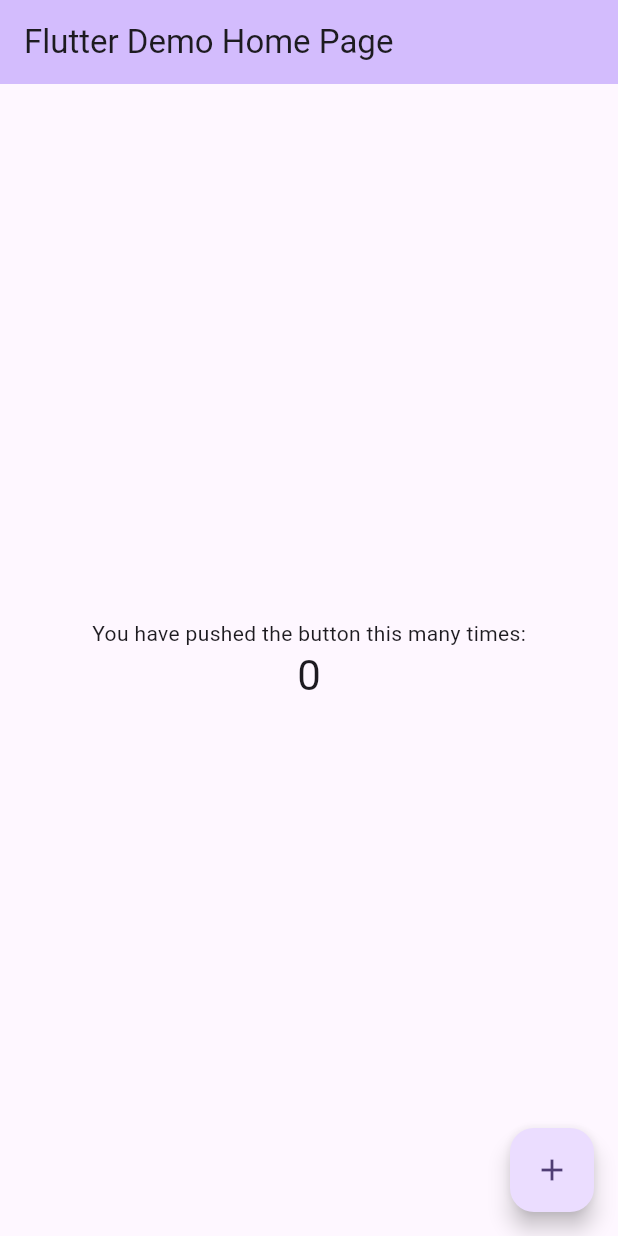
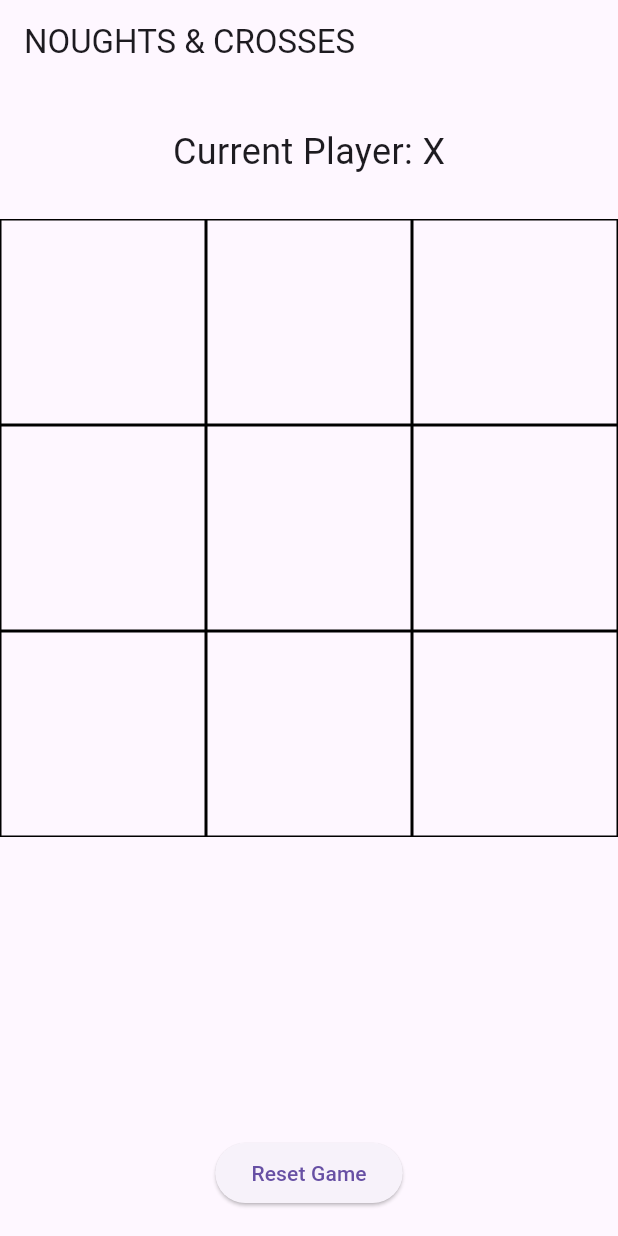
Before and after one commit to jamesramsayboyd/Noughts_And_Crosses_Flutter, a Flutter app: the screen it shows after launch, on a phone screen of 412 x 824 dp. Run offline on Flutter 3.47's test engine with Material 3 defaults, Android fonts, the phone set to English and light mode, and no system bars.

Commit message:
Very basic game working

```diff
--- a/lib/main.dart
+++ b/lib/main.dart
@@ -1,125 +1,169 @@
 import 'package:flutter/material.dart';
 
 void main() {
-  runApp(const MyApp());
+  runApp(NoughtsAndCrossesApp());
 }
 
-class MyApp extends StatelessWidget {
-  const MyApp({super.key});
+class NoughtsAndCrossesApp extends StatefulWidget {
+  @override
+  State<NoughtsAndCrossesApp> createState() => _NoughtsAndCrossesAppState();
+}
 
-  // This widget is the root of your application.
+class _NoughtsAndCrossesAppState extends State<NoughtsAndCrossesApp> {
   @override
   Widget build(BuildContext context) {
     return MaterialApp(
-      title: 'Flutter Demo',
-      theme: ThemeData(
-        // This is the theme of your application.
-        //
-        // TRY THIS: Try running your application with "flutter run". You'll see
-        // the application has a purple toolbar. Then, without quitting the app,
-        // try changing the seedColor in the colorScheme below to Colors.green
-        // and then invoke "hot reload" (save your changes or press the "hot
-        // reload" button in a Flutter-supported IDE, or press "r" if you used
-        // the command line to start the app).
-        //
-        // Notice that the counter didn't reset back to zero; the application
-        // state is not lost during the reload. To reset the state, use hot
-        // restart instead.
-        //
-        // This works for code too, not just values: Most code changes can be
-        // tested with just a hot reload.
-        colorScheme: ColorScheme.fromSeed(seedColor: Colors.deepPurple),
-        useMaterial3: true,
-      ),
-      home: const MyHomePage(title: 'Flutter Demo Home Page'),
+      home: NoughtsAndCrossesGame(),
     );
   }
 }
 
-class MyHomePage extends StatefulWidget {
-  const MyHomePage({super.key, required this.title});
+class NoughtsAndCrossesGame extends StatefulWidget {
+  @override
+  _NoughtsAndCrossesGameState createState() => _NoughtsAndCrossesGameState();
+}
 
-  // This widget is the home page of your application. It is stateful, meaning
-  // that it has a State object (defined below) that contains fields that affect
-  // how it looks.
-
-  // This class is the configuration for the state. It holds the values (in this
-  // case the title) provided by the parent (in this case the App widget) and
-  // used by the build method of the State. Fields in a Widget subclass are
-  // always marked "final".
-
-  final String title;
+class _NoughtsAndCrossesGameState extends State<NoughtsAndCrossesGame> {
+  List<List<String>> board = [];
+  String currentPlayer = '';
 
   @override
-  State<MyHomePage> createState() => _MyHomePageState();
-}
+  void initState() {
+    super.initState();
+    initializeGame();
+  }
 
-class _MyHomePageState extends State<MyHomePage> {
-  int _counter = 0;
+  void initializeGame() {
+    board = List.generate(3, (_) => List.filled(3, ''));
+    currentPlayer = 'X';
+    setState(() {
 
-  void _incrementCounter() {
+    });
+  }
+
+  void onCellTapped(int row, int col) {
+    if (board[row][col].isEmpty) {
+      setState(() {
+        board[row][col] = currentPlayer;
+        currentPlayer = (currentPlayer == 'X') ? 'O' : 'X';
+      });
+
+      String winner = checkForWinner();
+      if (winner.isNotEmpty) {
+        showWinnerDialog(winner);
+      }
+    }
+  }
+
+  String checkForWinner() {
+    for (int i = 0; i < 3; i++) {
+      if (board[i][0] == board[i][1] && board[i][1] == board[i][2] && board[i][0].isNotEmpty) {
+        return board[i][0];
+      }
+      if (board[0][i] == board[1][i] && board[1][i] == board[2][i] && board[0][i].isNotEmpty) {
+        return board[0][i];
+      }
+    }
+    if (board[0][0] == board[1][1] && board[1][1] == board[2][2] && board[0][0].isNotEmpty) {
+      return board[0][0];
+    }
+    if (board[0][2] == board[1][1] && board[1][1] == board[2][0] && board[0][2].isNotEmpty) {
+      return board[0][2];
+    }
+
+    bool isDraw = true;
+    for (int i = 0; i < 3; i++) {
+      for (int j = 0; j < 3; j++) {
+        if (board[i][j].isEmpty) {
+          isDraw = false;
+          break;
+        }
+      }
+    }
+    if (isDraw) {
+      return 'Draw';
+    }
+
+    return '';
+  }
+
+  void showWinnerDialog(String winner) {
+    showDialog(
+      context: context,
+      builder: (context) => AlertDialog(
+        title: Text('Game Over'),
+        content: Text(winner == 'Draw' ? 'It\'s a draw!' : 'Player $winner wins!'),
+        actions: [
+          TextButton(
+            onPressed: () {
+              resetGame();
+              Navigator.pop(context);
+            },
+            child: Text('Play Again'),
+          ),
+        ],
+      ),
+    );
+  }
+
+  void resetGame() {
     setState(() {
-      // This call to setState tells the Flutter framework that something has
-      // changed in this State, which causes it to rerun the build method below
-      // so that the display can reflect the updated values. If we changed
-      // _counter without calling setState(), then the build method would not be
-      // called again, and so nothing would appear to happen.
-      _counter++;
+      initializeGame();
     });
   }
 
   @override
   Widget build(BuildContext context) {
-    // This method is rerun every time setState is called, for instance as done
-    // by the _incrementCounter method above.
-    //
-    // The Flutter framework has been optimized to make rerunning build methods
-    // fast, so that you can just rebuild anything that needs updating rather
-    // than having to individually change instances of widgets.
     return Scaffold(
       appBar: AppBar(
-        // TRY THIS: Try changing the color here to a specific color (to
-        // Colors.amber, perhaps?) and trigger a hot reload to see the AppBar
-        // change color while the other colors stay the same.
-        backgroundColor: Theme.of(context).colorScheme.inversePrimary,
-        // Here we take the value from the MyHomePage object that was created by
-        // the App.build method, and use it to set our appbar title.
-        title: Text(widget.title),
+        title: Text('NOUGHTS & CROSSES'),
       ),
-      body: Center(
-        // Center is a layout widget. It takes a single child and positions it
-        // in the middle of the parent.
-        child: Column(
-          // Column is also a layout widget. It takes a list of children and
-          // arranges them vertically. By default, it sizes itself to fit its
-          // children horizontally, and tries to be as tall as its parent.
-          //
-          // Column has various properties to control how it sizes itself and
-          // how it positions its children. Here we use mainAxisAlignment to
-          // center the children vertically; the main axis here is the vertical
-          // axis because Columns are vertical (the cross axis would be
-          // horizontal).
-          //
-          // TRY THIS: Invoke "debug painting" (choose the "Toggle Debug Paint"
-          // action in the IDE, or press "p" in the console), to see the
-          // wireframe for each widget.
-          mainAxisAlignment: MainAxisAlignment.center,
-          children: <Widget>[
-            const Text(
-              'You have pushed the button this many times:',
+      body: Column(
+        mainAxisAlignment: MainAxisAlignment.center,
+        children: <Widget>[
+          Padding(
+            padding: const EdgeInsets.all(28.0),
+            child: Text(
+              'Current Player: $currentPlayer',
+              style: TextStyle(fontSize: 24),
             ),
-            Text(
-              '$_counter',
-              style: Theme.of(context).textTheme.headlineMedium,
+          ),
+          Expanded(
+            child: GridView.builder(
+              gridDelegate: SliverGridDelegateWithFixedCrossAxisCount(
+                crossAxisCount: 3,
+              ),
+              itemCount: 9,
+              itemBuilder: (context, index) {
+                final row = index ~/ 3;
+                final col = index % 3;
+                return GestureDetector(
+                  onTap: () => onCellTapped(row, col),
+                  child: Container(
+                    decoration: BoxDecoration(
+                      border: Border.all(),
+                    ),
+                    child: Center(
+                      child: Text(
+                        board[row][col],
+                        style: TextStyle(fontSize: 48),
+                      ),
+                    ),
+                  ),
+                );
+              },
             ),
-          ],
-        ),
+          ),
+          Padding(
+            padding: const EdgeInsets.all(18.0),
+            child: ElevatedButton(
+              onPressed: resetGame,
+              child: Text('Reset Game'),
+            ),
+          ),
+        ],
       ),
-      floatingActionButton: FloatingActionButton(
-        onPressed: _incrementCounter,
-        tooltip: 'Increment',
-        child: const Icon(Icons.add),
-      ), // This trailing comma makes auto-formatting nicer for build methods.
     );
   }
+
 }
```
Also changed, not shown: lib/game.dart (deleted), lib/replay.dart (deleted), lib/stats.dart (deleted), lib/title.dart (deleted).
